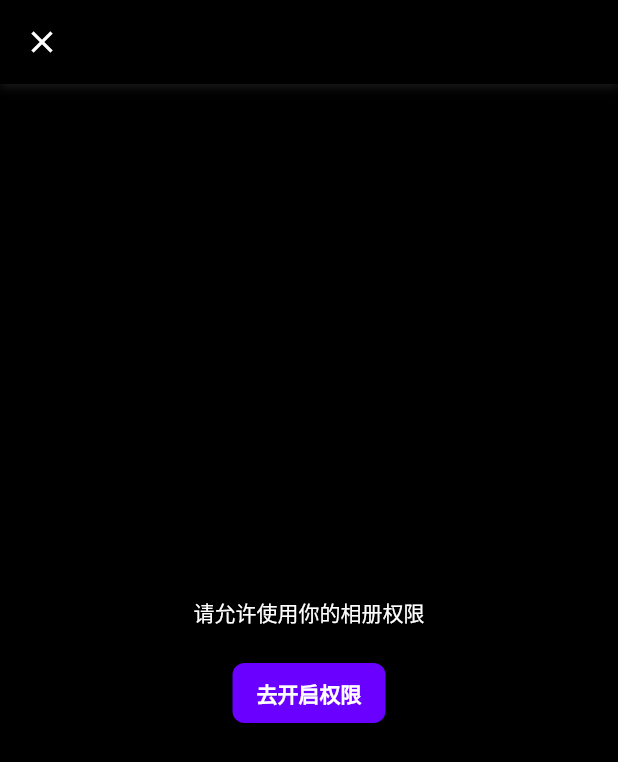
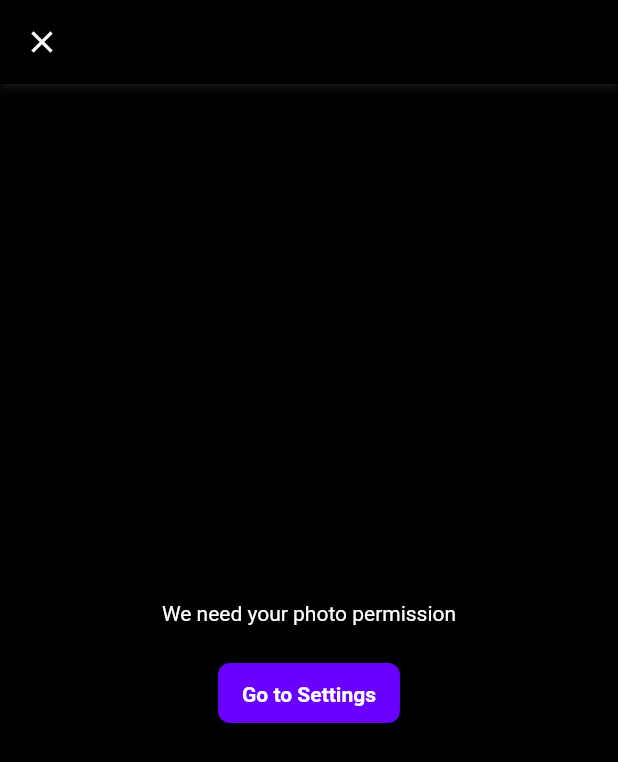
Before and after one commit to iFREEGROUP/photo_picker, a Flutter app: the screen it shows after launch, after a tap on "获取图片", on a phone screen of 412 x 824 dp. Shown: the top 762 px of the screen. Run offline on Flutter 3.47's test engine with Material 2 defaults, Android fonts, the phone set to English and light mode, and no system bars; our stand-ins replace extended_image; missing offline and left inert: photo_manager.

Commit message:
feat: 增加修改语言包代理

```diff
--- a/lib/config/photo_pick_config.dart
+++ b/lib/config/photo_pick_config.dart
@@ -2,6 +2,7 @@ import 'package:flutter/material.dart';
 import 'package:photo_manager/photo_manager.dart';
 import 'package:photo_picker/delegates/photo_rename_delegate.dart';
 import 'package:photo_picker/delegates/photo_sort_path_delegate.dart';
+import 'package:photo_picker/delegates/photo_text_delegate.dart';
 
 class PhotoPickerConfig {
   PhotoPickerConfig({
@@ -20,6 +21,7 @@ class PhotoPickerConfig {
     this.filterOption,
     this.photoNameDelegate,
     this.photoSortPathDelegate,
+    this.photoTextDelegate,
     this.canPreview = true,
     this.pageTransitionCurves = Curves.easeIn,
     this.pageTransitionDuration = const Duration(milliseconds: 300),
@@ -27,8 +29,9 @@ class PhotoPickerConfig {
     this.selectedAssets = const [],
   });
 
-  final PhotoNameDelegate? photoNameDelegate;
-  final SortPathDelegate? photoSortPathDelegate;
+  PhotoNameDelegate? photoNameDelegate;
+  SortPathDelegate? photoSortPathDelegate;
+  PhotoTextDelegate? photoTextDelegate;
 
   /// 整个布局的背景颜色
   final Color backgroundColor;
@@ -79,11 +82,15 @@ class PhotoPickerConfig {
 
   /// 重命名目录的代理
   PhotoNameDelegate get getPhotoNameDelegate =>
-      photoNameDelegate ?? PhotoNameDelegate.defaultPhotoNameDelegate;
+      photoNameDelegate ??= PhotoNameDelegate.defaultPhotoNameDelegate;
 
   /// 排序目录的代理，可操作删除等
   SortPathDelegate get getPhotoSortPathDelegate =>
-      photoSortPathDelegate ?? SortPathDelegate.defaultDelegate;
+      photoSortPathDelegate ??= SortPathDelegate.defaultDelegate;
+
+  /// 所有文案的代理
+  PhotoTextDelegate getPhotoTextDelegate(BuildContext context) =>
+      photoTextDelegate ??= DefaultPhotoTextDelegateImpl(context: context);
 
   PhotoPickerConfig copyWith({
     Color? backgroundColor,
@@ -101,6 +108,7 @@ class PhotoPickerConfig {
     FilterOptionGroup? filterOption,
     PhotoNameDelegate? photoNameDelegate,
     SortPathDelegate? photoSortPathDelegate,
+    PhotoTextDelegate? photoTextDelegate,
     bool? canPreview,
     Curve? pageTransitionCurves,
     Duration? pageTransitionDuration,
@@ -124,6 +132,7 @@ class PhotoPickerConfig {
       photoNameDelegate: photoNameDelegate ?? this.photoNameDelegate,
       photoSortPathDelegate:
           photoSortPathDelegate ?? this.photoSortPathDelegate,
+      photoTextDelegate: photoTextDelegate ?? this.photoTextDelegate,
       canPreview: canPreview ?? this.canPreview,
       pageTransitionCurves: pageTransitionCurves ?? this.pageTransitionCurves,
       pageTransitionDuration:
--- a/lib/delegates/photo_pick_builder_delegate.dart
+++ b/lib/delegates/photo_pick_builder_delegate.dart
@@ -228,7 +228,7 @@ class DefaultPhotoPickerBuilder extends PhotoPickBuilderDelegate {
                           ),
                           alignment: Alignment.center,
                           child: Text(
-                            '确定(${value.length}/${config.maxSelectedCount})',
+                            '${config.getPhotoTextDelegate(context).confirm}(${value.length}/${config.maxSelectedCount})',
                             style: const TextStyle(
                               color: Colors.white,
                               fontWeight: FontWeight.bold,
@@ -441,9 +441,9 @@ class DefaultPhotoPickerBuilder extends PhotoPickBuilderDelegate {
     return Column(
       mainAxisAlignment: MainAxisAlignment.center,
       children: [
-        const Text(
-          '请允许使用你的相册权限',
-          style: TextStyle(
+        Text(
+          config.getPhotoTextDelegate(context).noPermissionTip,
+          style: const TextStyle(
             fontWeight: FontWeight.w400,
             fontSize: 14,
             height: 20 / 14,
@@ -463,9 +463,9 @@ class DefaultPhotoPickerBuilder extends PhotoPickBuilderDelegate {
               color: Color(0xFF6A00FF),
               borderRadius: BorderRadius.all(Radius.circular(8)),
             ),
-            child: const Text(
-              '去开启权限',
-              style: TextStyle(
+            child: Text(
+              config.getPhotoTextDelegate(context).openSetting,
+              style: const TextStyle(
                 fontWeight: FontWeight.bold,
                 fontSize: 14,
                 height: 20 / 14,
@@ -803,10 +803,10 @@ class DefaultPhotoPickerBuilder extends PhotoPickBuilderDelegate {
       ),
       child: Row(
         children: [
-          const Expanded(
+          Expanded(
             child: Text(
-              '你只授权了应用访问你的部分资源',
-              style: TextStyle(
+              config.getPhotoTextDelegate(context).permissionLimitedTip,
+              style: const TextStyle(
                 fontSize: 12,
                 fontWeight: FontWeight.w400,
                 color: Colors.black,
@@ -824,9 +824,9 @@ class DefaultPhotoPickerBuilder extends PhotoPickBuilderDelegate {
                 borderRadius: BorderRadius.all(Radius.circular(8)),
               ),
               padding: const EdgeInsets.symmetric(horizontal: 16, vertical: 8),
-              child: const Text(
-                '修改权限',
-                style: TextStyle(
+              child: Text(
+                config.getPhotoTextDelegate(context).limitedPermissionAction,
+                style: const TextStyle(
                   color: Colors.white,
                   fontWeight: FontWeight.bold,
                   fontSize: 12,
--- /dev/null
+++ b/lib/delegates/photo_text_delegate.dart
@@ -0,0 +1,44 @@
+import 'package:flutter/material.dart';
+
+abstract class PhotoTextDelegate {
+  String get confirm;
+
+  /// 请允许应用访问你的相册
+  String get noPermissionTip;
+
+  /// 去开启权限
+  String get openSetting;
+
+  /// 你只授权了应用访问你的部分资源
+  String get permissionLimitedTip;
+
+  /// 修改权限
+  String get limitedPermissionAction;
+
+  bool isChinese(BuildContext context) =>
+      Localizations.localeOf(context).languageCode == 'zh';
+}
+
+class DefaultPhotoTextDelegateImpl extends PhotoTextDelegate {
+  DefaultPhotoTextDelegateImpl({required this.context});
+
+  final BuildContext context;
+
+  @override
+  String get confirm => isChinese(context) ? '确定' : 'Confirm';
+
+  @override
+  String get noPermissionTip =>
+      isChinese(context) ? '请允许应用访问你的相册' : 'We need your photo permission';
+
+  @override
+  String get openSetting => isChinese(context) ? '去开启权限' : 'Go to Settings';
+
+  @override
+  String get permissionLimitedTip => isChinese(context)
+      ? '你只授权了应用访问你的部分资源'
+      : 'You only access app to select a number of photos.';
+
+  @override
+  String get limitedPermissionAction => isChinese(context) ? '修改权限' : 'Manage';
+}
```
